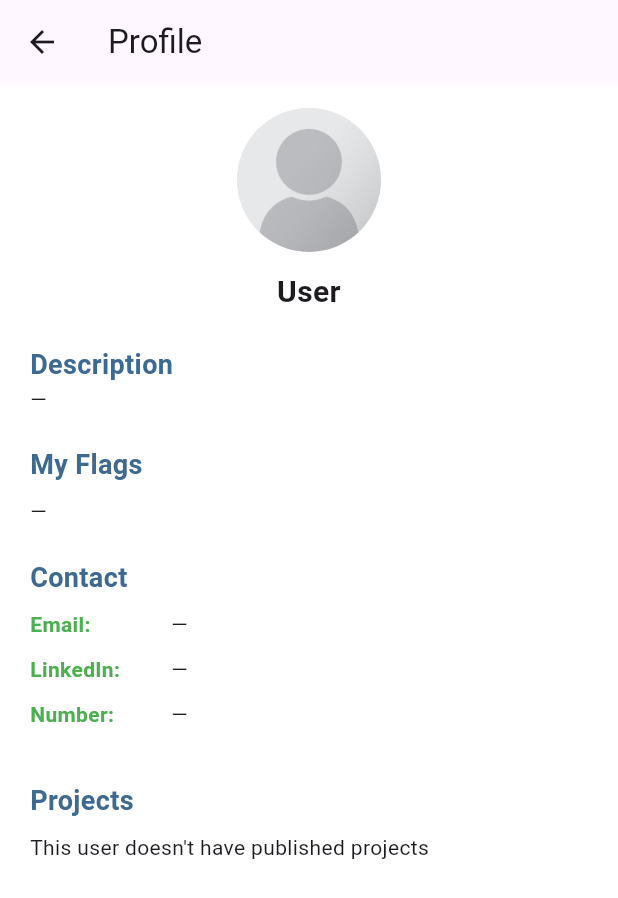
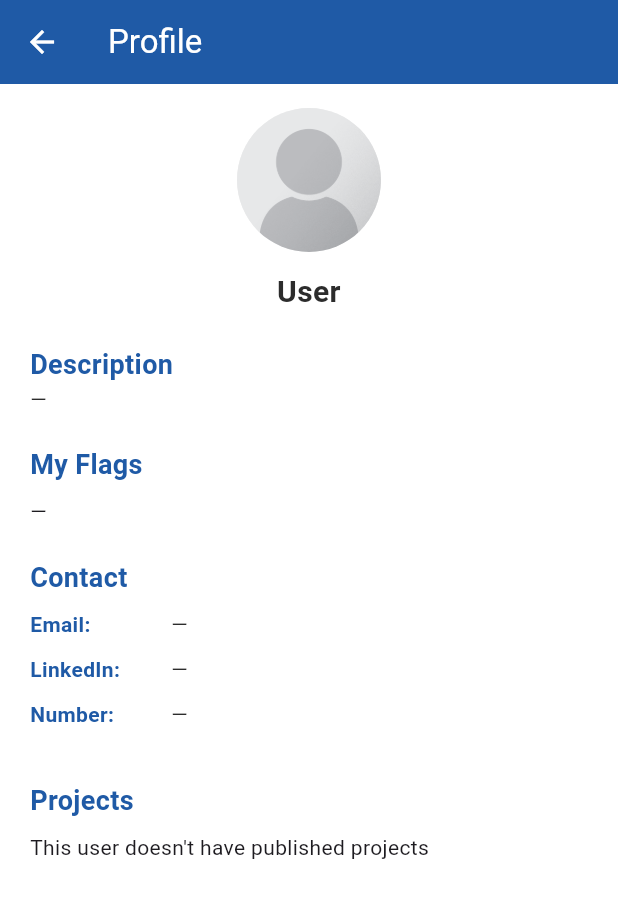
Before and after one commit to Moviles-2025-2-Grupo-Chevere/TalentBridge, a Flutter app: the UserProfile screen opened directly, on a phone screen of 412 x 824 dp. Shown: the top 898 px of the screen. Run offline on Flutter 3.47's test engine with Material 3 defaults, Android fonts, the phone set to English and light mode, and no system bars; our stand-ins replace cached_network_image, cloud_firestore, connectivity_plus, file_picker, firebase_analytics, firebase_auth and 8 more; accounts and stored records are empty; network calls fail; Roboto replaces fonts that are missing (OpenSans).

Commit message:
fix: color adjustments

```diff
--- a/talent_bridge_fl/lib/views/user-profile/user_profile.dart
+++ b/talent_bridge_fl/lib/views/user-profile/user_profile.dart
@@ -5,9 +5,14 @@ import 'package:talent_bridge_fl/providers/profile_provider.dart';
 import 'package:talent_bridge_fl/domain/user_entity.dart';
 import 'package:talent_bridge_fl/components/text_box_widget.dart';
 import 'package:talent_bridge_fl/analytics/analytics_timer.dart';
+import 'dart:ui';
+import 'package:talent_bridge_fl/components/user_pfp_cached.dart';
 
-// >>> NUEVO: avatar cacheado
-import 'package:talent_bridge_fl/components/user_pfp_cached.dart';
+// ===== Brand palette =====
+const kPrimaryBlue = Color(0xFF1F5AA6); // títulos/labels/links
+const kText = Color(0xFF2C2C2C); // texto principal
+const kMuted = Color(0xFF6B7280); // subtítulos
+const kAvatarBg = Color(0xFFEDEFF2); // fondos suaves
 
 class UserProfile extends ConsumerWidget {
   const UserProfile({super.key, this.userId});
@@ -35,7 +40,13 @@ class UserProfile extends ConsumerWidget {
         baseParams: const {'screen': 'Profile'},
         source: userId != null ? 'user_by_id' : 'current_user',
         child: Scaffold(
-          appBar: AppBar(title: const Text('Profile')),
+          appBar: AppBar(
+            title: const Text('Profile'),
+            backgroundColor: kPrimaryBlue,
+            foregroundColor: Colors.white,
+            elevation: 0,
+          ),
+
           body: Container(
             color: Colors.white,
             child: SingleChildScrollView(
@@ -78,17 +89,19 @@ class _ProfileBody extends StatelessWidget {
               Text(
                 displayName,
                 style: const TextStyle(
+                  color: kText,
                   fontSize: 20,
                   fontWeight: FontWeight.bold,
                   fontFamily: 'OpenSans',
                 ),
+
                 textAlign: TextAlign.center,
               ),
               if (headline.isNotEmpty) const SizedBox(height: 4),
               if (headline.isNotEmpty)
                 Text(
                   headline,
-                  style: const TextStyle(fontSize: 14),
+                  style: const TextStyle(color: kMuted, fontSize: 14),
                   textAlign: TextAlign.center,
                 ),
             ],
@@ -108,7 +121,7 @@ class _ProfileBody extends StatelessWidget {
         const _SectionTitle('Description'),
         Text(
           desc.isNotEmpty ? desc : '—',
-          style: const TextStyle(fontSize: 14, height: 1.4),
+          style: const TextStyle(color: kText, fontSize: 14, height: 1.4),
         ),
         const SizedBox(height: 20),
 
@@ -196,7 +209,7 @@ class _SectionTitle extends StatelessWidget {
     return Text(
       text,
       style: const TextStyle(
-        color: Color(0xFF3E6990),
+        color: kPrimaryBlue,
         fontSize: 18,
         fontWeight: FontWeight.bold,
         fontFamily: 'OpenSans',
@@ -220,6 +233,12 @@ class _ContactItem extends StatelessWidget {
   @override
   Widget build(BuildContext context) {
     final clickable = onTap != null && value != '—';
+    final textStyle = TextStyle(
+      color: clickable ? kPrimaryBlue : kText,
+      decoration: clickable ? TextDecoration.underline : TextDecoration.none,
+      fontSize: 14,
+    );
+
     return Padding(
       padding: const EdgeInsets.only(bottom: 10),
       child: Row(
@@ -229,7 +248,7 @@ class _ContactItem extends StatelessWidget {
             child: Text(
               '$label:',
               style: const TextStyle(
-                color: Colors.green,
+                color: kPrimaryBlue,
                 fontSize: 14,
                 fontWeight: FontWeight.w600,
               ),
@@ -240,16 +259,9 @@ class _ContactItem extends StatelessWidget {
             child: clickable
                 ? InkWell(
                     onTap: onTap,
-                    child: Text(
-                      value,
-                      style: const TextStyle(
-                        decoration: TextDecoration.underline,
-                        color: Colors.blue,
-                        fontSize: 14,
-                      ),
-                    ),
+                    child: Text(value, style: textStyle),
                   )
-                : Text(value, style: const TextStyle(fontSize: 14)),
+                : Text(value, style: textStyle),
           ),
         ],
       ),
@@ -266,10 +278,11 @@ class _TagPill extends StatelessWidget {
     return Container(
       padding: const EdgeInsets.symmetric(horizontal: 12, vertical: 6),
       decoration: BoxDecoration(
-        border: Border.all(color: const Color(0xFF3E6990)),
+        color: kAvatarBg,
+        border: Border.all(color: kPrimaryBlue.withOpacity(.45)),
         borderRadius: BorderRadius.circular(999),
       ),
-      child: Text(text, style: const TextStyle(fontSize: 12)),
+      child: Text(text, style: const TextStyle(color: kText, fontSize: 12)),
     );
   }
 }
```
